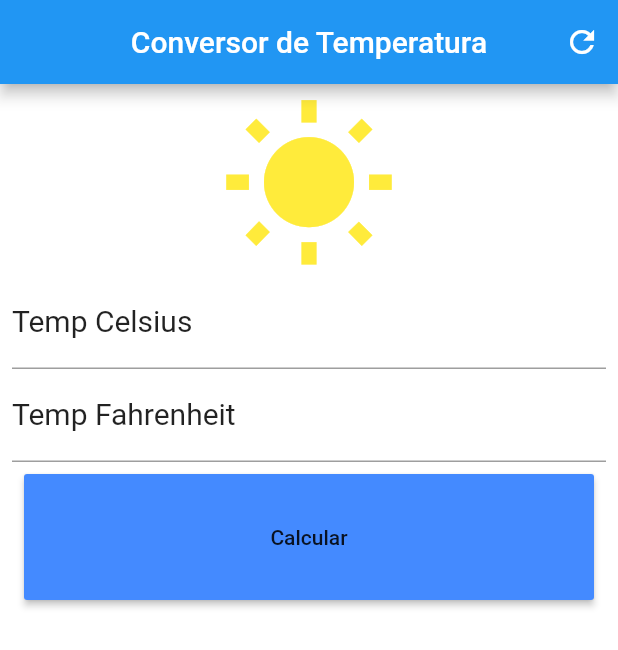
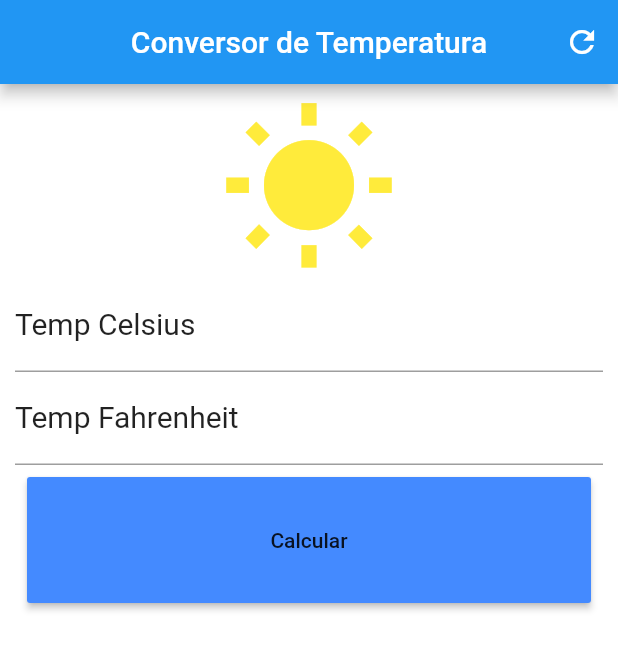
Before and after one commit to ricardom6/conversorTemperatura, a Flutter app: the screen it shows after launch, on a phone screen of 412 x 824 dp. Shown: the top 650 px of the screen. Run offline on Flutter 3.47's test engine with Material 2 defaults, Android fonts, the phone set to English and light mode, and no system bars.

Commit message:
alteração listView

```diff
--- a/lib/main.dart
+++ b/lib/main.dart
@@ -63,6 +63,7 @@ class _HomeState extends State<Home> {
       child: raisedButton,
     );
     ListView column = ListView(
+      padding: EdgeInsets.all(10),
       shrinkWrap: true,
 
       //crossAxisAlignment: CrossAxisAlignment.stretch,
@@ -73,13 +74,13 @@ class _HomeState extends State<Home> {
         containerBtn,
       ],
     );
-    Container containerColuna =
-        Container(padding: EdgeInsets.all(8), child: column);
-
+    //Container containerColuna =
+      //  Container(padding: EdgeInsets.all(8), child: column);
+//comente
     Scaffold scaffold = Scaffold(
       appBar: appBar,
       backgroundColor: Colors.white,
-      body: containerColuna,
+      body: column,
     );
     return scaffold;
   }
```
